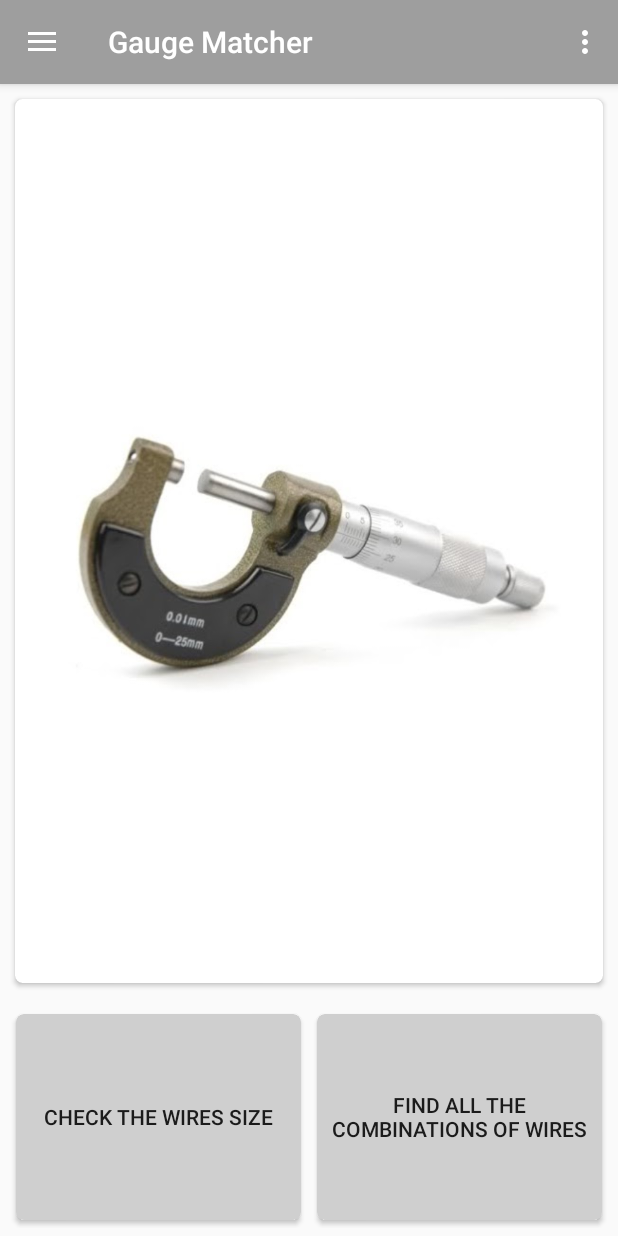
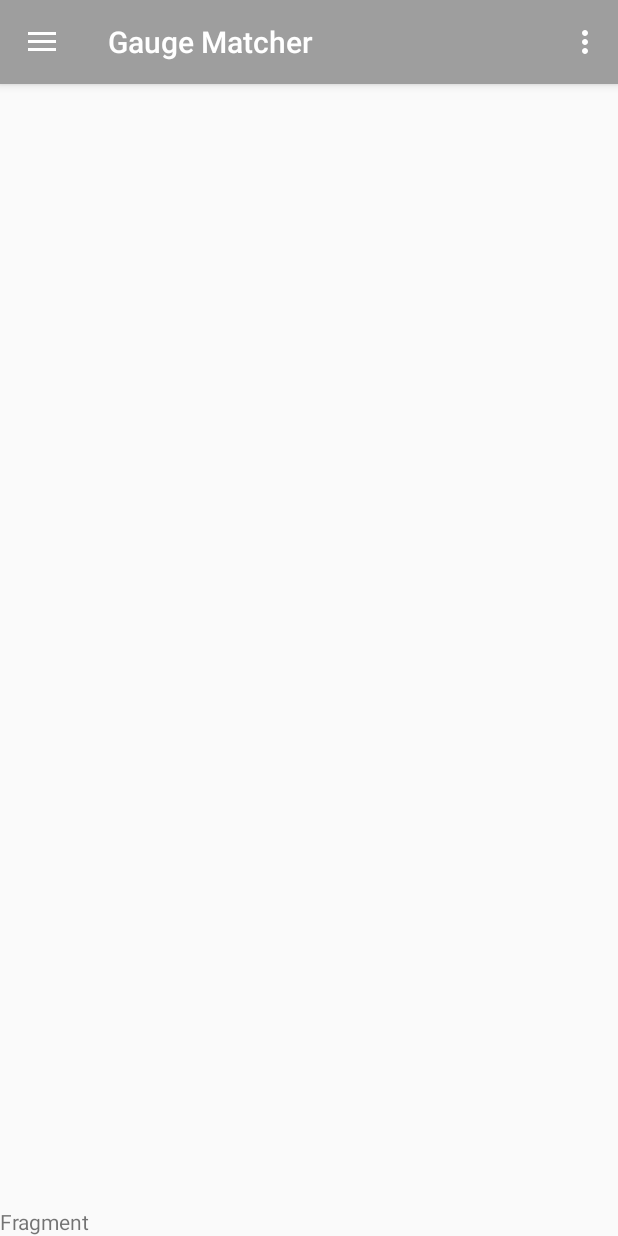
Before and after one commit to surya945/GaugeCheckerNew, an Android app: the screen it shows after launch (MainActivity), on a phone screen of 412 x 824 dp. Run offline under Robolectric (Android 15) with nearby library versions, the phone set to English and light mode, and no system bars; our stand-ins replace AdMob.

Commit message:
Going to add fragment

```diff
--- a/app/build.gradle
+++ b/app/build.gradle
@@ -21,6 +21,7 @@ android {
 
 dependencies {
     implementation fileTree(dir: 'libs', include: ['*.jar'])
+    implementation 'com.android.support:support-v4:27.1.1'
     androidTestImplementation('com.android.support.test.espresso:espresso-core:2.2.2', {
         exclude group: 'com.android.support', module: 'support-annotations'
     })
@@ -29,6 +30,8 @@ dependencies {
     implementation 'com.android.support.constraint:constraint-layout:1.0.2'
     implementation 'com.android.support:cardview-v7:27.+'
 
+    implementation 'com.google.android.gms:play-services-ads:11.8.0'
+
     testImplementation 'junit:junit:4.12'
 
 }
--- a/app/src/main/AndroidManifest.xml
+++ b/app/src/main/AndroidManifest.xml
@@ -1,7 +1,8 @@
 <?xml version="1.0" encoding="utf-8"?>
 <manifest xmlns:android="http://schemas.android.com/apk/res/android"
     package="com.suryajeet945.cc.gaugematchernew">
-
+    <uses-permission android:name="android.permission.INTERNET"/>
+    <uses-permission android:name="android.permission.ACCESS_NETWORK_STATE"/>
     <application
         android:allowBackup="true"
         android:icon="@mipmap/ic_launcher"
@@ -45,7 +46,8 @@
                 android:name="android.support.PARENT_ACTIVITY"
                 android:value="com.suryajeet945.cc.gaugematchernew.MainActivity" />
         </activity>
-        <activity android:name=".GaugeMeasureActivity"></activity>
+        <activity android:name=".GaugeMeasureActivity" />
+        <activity android:name=".MainActivityForFragments"></activity>
     </application>
 
 </manifest>
--- a/app/src/main/java/com/suryajeet945/cc/gaugematchernew/MainActivity.java
+++ b/app/src/main/java/com/suryajeet945/cc/gaugematchernew/MainActivity.java
@@ -23,13 +23,17 @@ import android.widget.ListView;
 import android.widget.TextView;
 import android.widget.Toast;
 
+import com.google.android.gms.ads.AdListener;
+import com.google.android.gms.ads.AdRequest;
+import com.google.android.gms.ads.AdView;
+
 import java.io.File;
 
 public class MainActivity extends AppCompatActivity
         implements NavigationView.OnNavigationItemSelectedListener {
 
     public static double[] differenceInSizeArray = new double[WireNoAndSize.SizeInMm.length];
-
+    private AdView mAdView;
     @Override
     protected void onCreate(Bundle savedInstanceState) {
 
@@ -48,6 +52,41 @@ public class MainActivity extends AppCompatActivity
 
         NavigationView navigationView = (NavigationView) findViewById(R.id.nav_view);
         navigationView.setNavigationItemSelectedListener(this);
+
+        mAdView = (AdView) findViewById(R.id.adView);
+        AdRequest adRequest = new AdRequest.Builder()
+                .addTestDevice(AdRequest.DEVICE_ID_EMULATOR)
+                // Check the LogCat to get your test device ID
+                .addTestDevice("5D2BBC7B9545238FC008A4EC86AED866")
+                .build();
+
+        mAdView.setAdListener(new AdListener() {
+            @Override
+            public void onAdLoaded() {
+            }
+
+            @Override
+            public void onAdClosed() {
+                Toast.makeText(getApplicationContext(), "Ad is closed!", Toast.LENGTH_SHORT).show();
+            }
+
+            @Override
+            public void onAdFailedToLoad(int errorCode) {
+                Toast.makeText(getApplicationContext(), "Ad failed to load! error code: " + errorCode, Toast.LENGTH_SHORT).show();
+            }
+
+            @Override
+            public void onAdLeftApplication() {
+                Toast.makeText(getApplicationContext(), "Ad left application!", Toast.LENGTH_SHORT).show();
+            }
+
+            @Override
+            public void onAdOpened() {
+                super.onAdOpened();
+            }
+        });
+
+        mAdView.loadAd(adRequest);
 
 //        ImageView imageView=(ImageView)findViewById(R.id.imageView);
 //        Bitmap bitmap= BitmapFactory.decodeResource(getResources(), R.drawable.screw_image_alfa);
--- /dev/null
+++ b/app/src/main/res/layout/activity_main_for_fragments.xml
@@ -0,0 +1,25 @@
+<?xml version="1.0" encoding="utf-8"?>
+<LinearLayout xmlns:android="http://schemas.android.com/apk/res/android"
+    xmlns:app="http://schemas.android.com/apk/res-auto"
+    xmlns:tools="http://schemas.android.com/tools"
+    android:layout_width="match_parent"
+    android:layout_height="match_parent"
+    tools:context=".MainActivityForFragments"
+    android:orientation="vertical"
+    xmlns:ads="http://schemas.android.com/apk/res-auto"
+    android:gravity="bottom">
+
+    <TextView
+        android:layout_width="wrap_content"
+        android:layout_height="wrap_content"
+        android:text="Fragment"/>
+
+    <com.google.android.gms.ads.AdView
+        android:id="@+id/adView"
+        android:layout_width="wrap_content"
+        android:layout_height="wrap_content"
+        android:layout_alignParentBottom="true"
+        android:layout_centerHorizontal="true"
+        ads:adSize="BANNER"
+        ads:adUnitId="@string/banner_home_footer"></com.google.android.gms.ads.AdView>
+</LinearLayout>
--- a/app/src/main/res/layout/app_bar_main.xml
+++ b/app/src/main/res/layout/app_bar_main.xml
@@ -22,8 +22,8 @@
             app:popupTheme="@style/AppTheme.PopupOverlay" />
 
     </android.support.design.widget.AppBarLayout>
-
-    <include layout="@layout/activity_wire_measure_and_combi" />
+    <include layout="@layout/activity_main_for_fragments" />
+    <!--<include layout="@layout/activity_wire_measure_and_combi" />-->
 
 
 </android.support.design.widget.CoordinatorLayout>
```
Also changed, not shown: app/src/main/java/com/suryajeet945/cc/gaugematchernew/MainActivityForFragments.java (added, +56 -0 lines), app/src/main/res/values/strings.xml (+8 -0 lines), 939 other files.
